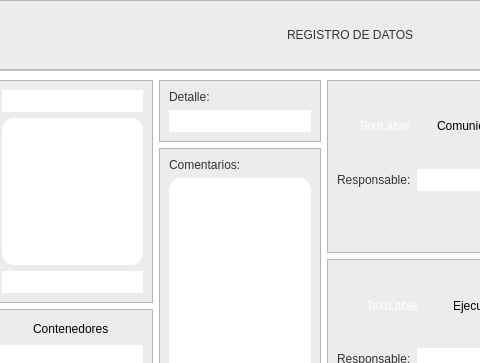
This is registro_datos.ui in altitude-solutions/Operador_Radio as Qt 5 draws it before an edit; both pictures show x 377 to 857 and y 0 to 363 of the 1143 by 627 pixel window. The edited form follows.
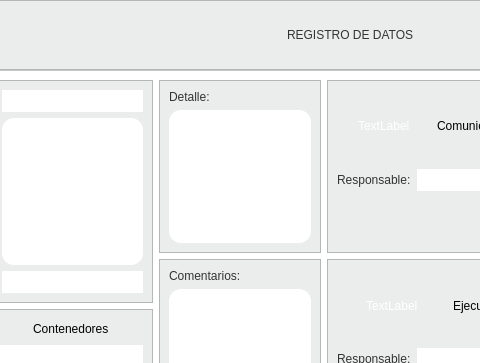
This is the edited form.

Diff of the .ui file:
```diff
--- a/registro_datos.ui
+++ b/registro_datos.ui
@@ -1162,21 +1162,14 @@
                   </widget>
                  </item>
                  <item>
-                  <widget class="QLineEdit" name="label_detalle">
-                   <property name="sizePolicy">
-                    <sizepolicy hsizetype="Expanding" vsizetype="Fixed">
-                     <horstretch>0</horstretch>
-                     <verstretch>0</verstretch>
-                    </sizepolicy>
-                   </property>
+                  <widget class="QPlainTextEdit" name="label_detalle">
                    <property name="styleSheet">
                     <string notr="true">background-color: white;
 border-style: outset;
-border-radius: 14px;
+border-radius: 12px;
 font: 10pt &quot;MS Shell Dlg 2&quot;;
 color: #333333;
 min-width: 9em;
-min-height:7em;
 padding: 3px;</string>
                    </property>
                   </widget>
```
Left out of the diff: 3 changed lines with no effect on the pictures.
